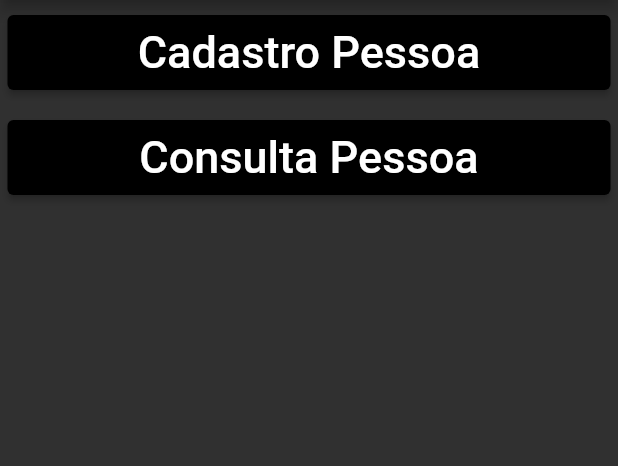
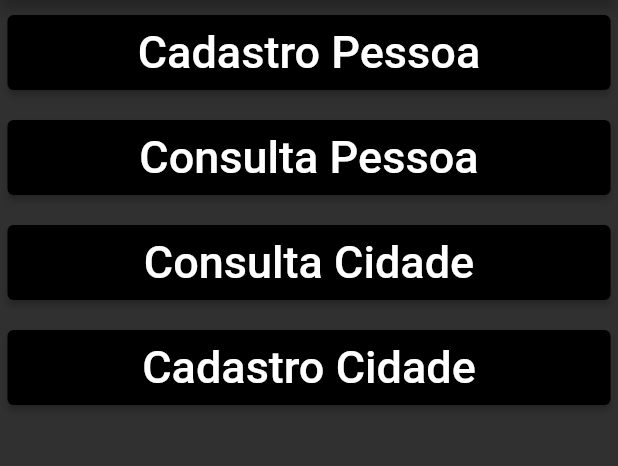
Before and after one commit to Bianca0909/api_cadastro_fontend, a Flutter app: the screen it shows after launch, after a tap on "Cadastro Pessoa", after a tap on "Cadastrar", after a tap on the "home" icon, on a phone screen of 412 x 824 dp, the part 84-550 px from its top. Run offline on Flutter 3.47's test engine with Material 2 defaults, Android fonts, the phone set to English and light mode, and no system bars; network calls fail; Roboto replaces fonts that are missing (Georgia).

Commit message:
Consulta cidades

```diff
--- a/api_cadastro/lib/main.dart
+++ b/api_cadastro/lib/main.dart
@@ -1,5 +1,5 @@
-import 'package:api_cadastro/paginas/cadastro.dart';
-import 'package:api_cadastro/paginas/consulta.dart';
+import 'package:api_cadastro/paginas/cadastroCliente.dart';
+import 'package:api_cadastro/paginas/consultaCliente.dart';
 import 'package:api_cadastro/paginas/home.dart';
 import 'package:api_cadastro/util/tema.dart';
 import 'package:flutter/material.dart';
@@ -24,8 +24,9 @@ class _MyAppState extends State<MyApp> {
       initialRoute: '/home',
       routes: {
         '/home': (context) => const Home(),
-        '/consulta': (context) => const Consulta(),
-        '/cadastro': (context) => const Cadastro()
+        '/consultaCliente': (context) => const ConsultaCliente(),
+        '/cadastroCliente': (context) => const CadastroCliente(),
+        '/consultaCidade':(context) => const ConsultaCliente()
       },
     );
   }
--- a/api_cadastro/lib/paginas/home.dart
+++ b/api_cadastro/lib/paginas/home.dart
@@ -17,13 +17,22 @@ class _HomeState extends State<Home> {
       Navigator.of(context).pushReplacementNamed('/home');
     }
 
-    cadastro() {
-      Navigator.of(context).pushReplacementNamed('/cadastro');
+    cadastroCliente() {
+      Navigator.of(context).pushReplacementNamed('/cadastroCliente');
     }
 
-    consulta() {
-      Navigator.of(context).pushReplacementNamed('/consulta');
+    consultaCliente() {
+      Navigator.of(context).pushReplacementNamed('/consultaCliente');
     }
+
+     cadastroCidade() {
+      Navigator.of(context).pushReplacementNamed('/cadastroCidade');
+    }
+
+    consultaCidade() {
+      Navigator.of(context).pushReplacementNamed('/consultaCidade');
+    }
+
 
     return Scaffold(
       appBar: Componentes().criaAppBar("Utilização API", home),
@@ -31,8 +40,10 @@ class _HomeState extends State<Home> {
         key: formController,
         child: Column(
           children: [
-            Componentes().criaBotao(formController, cadastro, "Cadastro Pessoa"),
-            Componentes().criaBotao(formController, consulta, "Consulta Pessoa")
+            Componentes().criaBotao(formController, cadastroCliente, "Cadastro Pessoa"),
+            Componentes().criaBotao(formController, consultaCliente, "Consulta Pessoa"),
+            Componentes().criaBotao(formController, consultaCidade, "Consulta Cidade"),
+            Componentes().criaBotao(formController, cadastroCidade, "Cadastro Cidade")
           ],
         )),
 
--- a/api_cadastro/lib/util/componentes.dart
+++ b/api_cadastro/lib/util/componentes.dart
@@ -1,3 +1,4 @@
+import 'package:api_cadastro/model/cidade.dart';
 import 'package:api_cadastro/model/pessoa.dart';
 import 'package:flutter/material.dart';
 
@@ -110,4 +111,10 @@ class Componentes {
       trailing: criaTexto("${p.cidade.nome} / ${p.cidade.uf}"),
     );
   }
+
+    criaItemCidade(Cidade c) {
+    return ListTile(
+      trailing: criaTexto("${c.nome} / ${c.uf}"),
+    );
+  }
 }
```
Also changed, not shown: api_cadastro/lib/paginas/cadastroCliente.dart (renamed from api_cadastro/lib/paginas/cadastro.dart, +6 -4 lines), api_cadastro/lib/paginas/consultaCidade.dart (added, +56 -0 lines), api_cadastro/lib/paginas/consultaCliente.dart (renamed from api_cadastro/lib/paginas/consulta.dart, +5 -4 lines).
